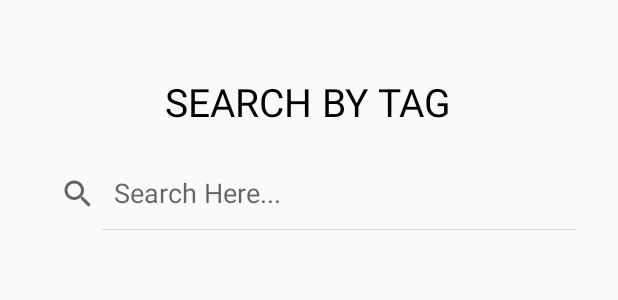
After one commit to yawpraxg/MediFindApplication, an Android app: the layout activity_search.xml on its own in the app's theme, with its tools: preview values and no code run, on a phone screen of 412 x 824 dp. The commit adds this screen. Shown: the top 300 px of the screen. Run offline under Robolectric (Android 15) with nearby library versions, the light colour scheme and no system bars.

Commit message:
Search Page Layout

```diff
--- /dev/null
+++ b/app/src/main/res/layout/activity_search.xml
@@ -0,0 +1,31 @@
+<?xml version="1.0" encoding="utf-8"?>
+<RelativeLayout
+    xmlns:android="http://schemas.android.com/apk/res/android"
+    android:id="@+id/search_page"
+    android:layout_width="match_parent"
+    android:layout_height="match_parent">
+
+    <TextView
+        android:id="@+id/search_title"
+        android:layout_width="wrap_content"
+        android:layout_height="wrap_content"
+        android:layout_alignParentTop="true"
+        android:layout_centerHorizontal="true"
+        android:layout_marginTop="50dp"
+        android:textSize="26sp"
+        android:textColor="@color/black"
+        android:text="SEARCH BY TAG">
+    </TextView>
+
+    <SearchView
+        android:layout_width="match_parent"
+        android:layout_height="wrap_content"
+        android:id="@+id/search_view"
+        android:queryHint="Search Here..."
+        android:iconifiedByDefault="false"
+        android:layout_below="@+id/search_title"
+        android:layout_marginTop="20dp"
+        android:layout_marginLeft="20dp"
+        android:layout_marginRight="20dp">
+    </SearchView>
+</RelativeLayout>
--- a/app/src/main/res/layout/show_result.xml
+++ b/app/src/main/res/layout/show_result.xml
@@ -1,6 +1,9 @@
 <?xml version="1.0" encoding="utf-8"?>
 <androidx.constraintlayout.widget.ConstraintLayout
-    xmlns:android="http://schemas.android.com/apk/res/android" android:layout_width="match_parent"
+    xmlns:android="http://schemas.android.com/apk/res/android"
+    android:layout_width="match_parent"
     android:layout_height="match_parent">
 
+
+
 </androidx.constraintlayout.widget.ConstraintLayout>
--- a/app/src/main/res/values/colors.xml
+++ b/app/src/main/res/values/colors.xml
@@ -3,4 +3,5 @@
     <color name="colorPrimary">#6200EE</color>
     <color name="colorPrimaryDark">#3700B3</color>
     <color name="colorAccent">#03DAC5</color>
+    <color name="black">#000000</color>
 </resources>
```
